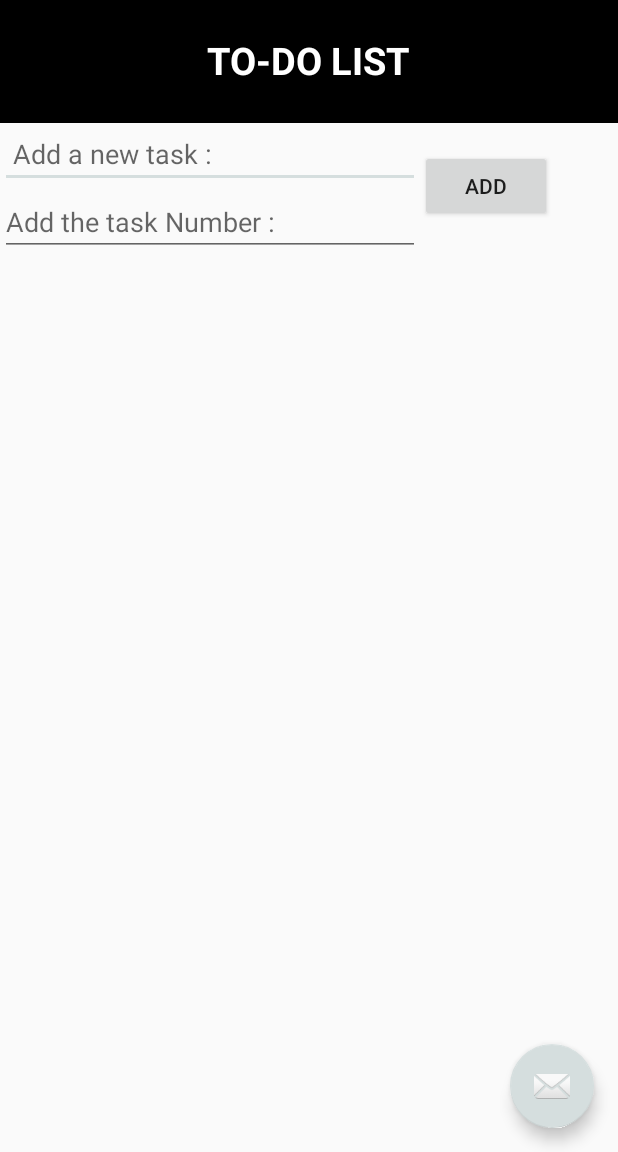
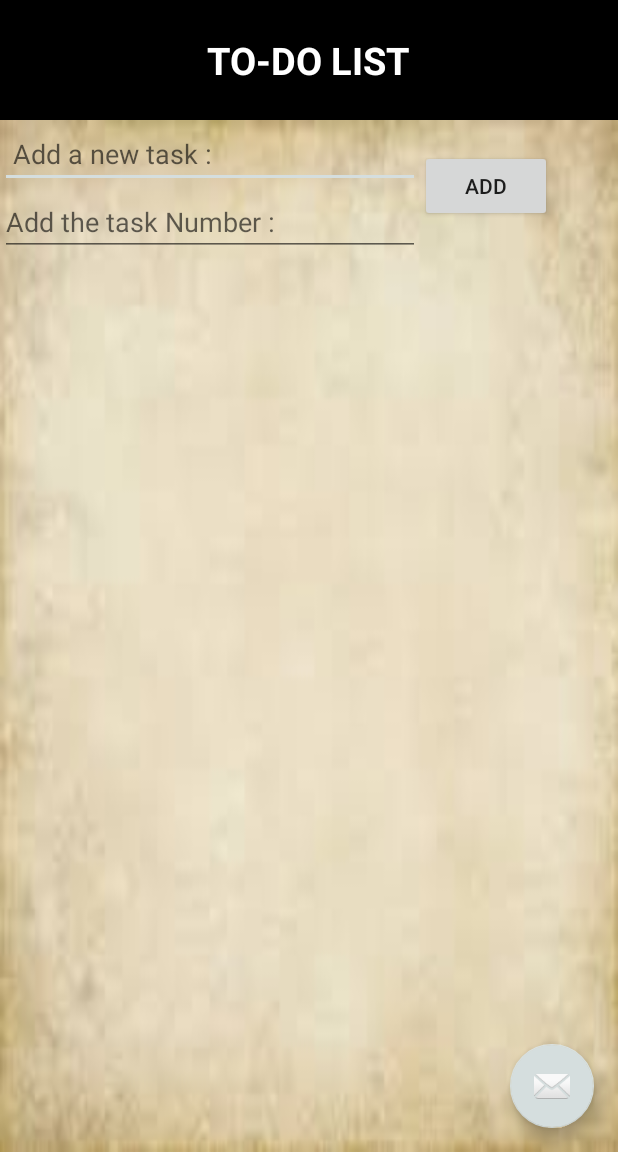
Before and after one commit to gupta-meghna64/Saathi, an Android app: the ToDo screen opened directly, with no data from a screen before it, on a phone screen of 412 x 824 dp, the part 84-1236 px from its top. Run offline under Robolectric (Android 15) with nearby library versions, the phone set to English and light mode, and no system bars; our stand-ins replace Firebase (no records; nobody signed in at launch, a user with empty details on screens opened directly); 2 statements that could not run were skipped.

Commit message:
Background image added

```diff
--- a/app/src/main/res/layout/todo_content_main.xml
+++ b/app/src/main/res/layout/todo_content_main.xml
@@ -41,6 +41,7 @@
     </RelativeLayout>
     <RelativeLayout
         android:layout_width="match_parent"
+        android:background="@drawable/todoback"
         android:layout_height="match_parent"
         android:layout_below="@+id/toDoHeader"
         android:id="@+id/toDoListSection">
```
